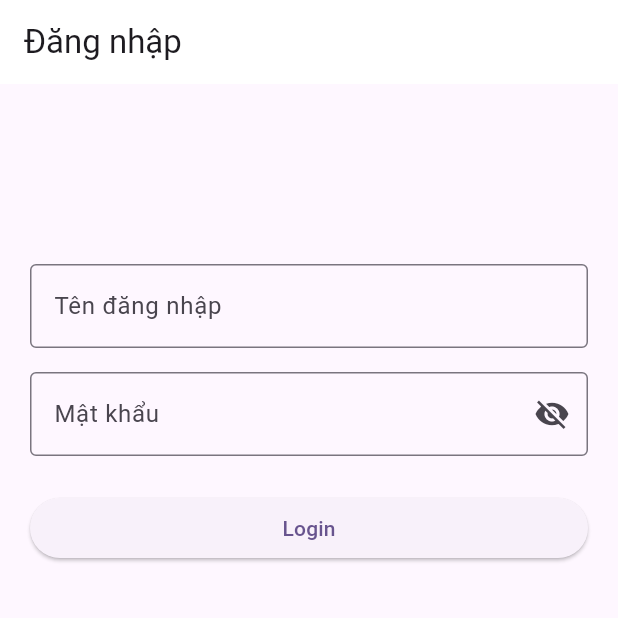
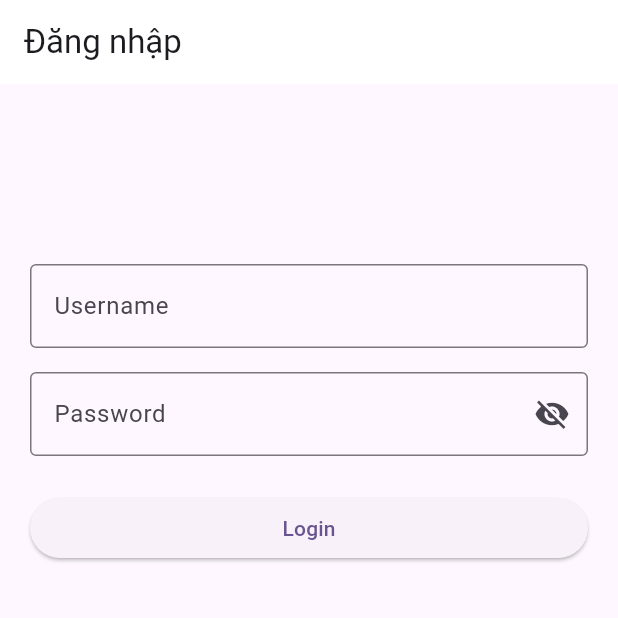
Before and after one commit to caongocquy/flutter_example, a Flutter app: the screen it shows after launch, on a phone screen of 412 x 824 dp, the top half of it. Run offline on Flutter 3.47's test engine with Material 3 defaults, Android fonts, the phone set to English and light mode, and no system bars; drawn by our look-alikes of oktoast; our stand-ins replace cached_network_image, dio, easy_localization, equatable, flutter_bloc, flutter_secure_storage and 5 more.

Commit message:
fix: fix change password

```diff
--- a/assets/translations/en.json
+++ b/assets/translations/en.json
@@ -4,7 +4,13 @@
     "success": "Welcome, {user}!",
     "login": "Login",
     "logout": "Logout",
-    "logout_success": "Logout successful"
+    "logout_success": "Logout successful",
+    "username": "Username",
+    "username_hint": "Enter your username",
+    "email": "Email",
+    "password": "Password",
+    "email_hint": "Enter your email",
+    "password_hint": "Enter your password"
   },
   "locale": {
     "select_button": "Select Language",
--- a/assets/translations/vi.json
+++ b/assets/translations/vi.json
@@ -4,7 +4,13 @@
     "success": "Chào mừng, {user}!",
     "login": "Đăng nhập",
     "logout": "Đăng xuất",
-    "logout_success": "Đăng xuất thành công"
+    "logout_success": "Đăng xuất thành công",
+    "username": "Tên đăng nhập",
+    "username_hint": "Nhập tên đăng nhập của bạn",
+    "email": "Email",
+    "password": "Mật khẩu",
+    "email_hint": "Nhập email của bạn",
+    "password_hint": "Nhập mật khẩu của bạn"
   },
   "locale": {
     "select_button": "Chọn ngôn ngữ",
--- a/lib/presentation/screens/auth/login_screen.dart
+++ b/lib/presentation/screens/auth/login_screen.dart
@@ -78,8 +78,8 @@ class _LoginScreenState extends State<LoginScreen> {
                             _formKey.currentState!.validate();
                           }
                         },
-                        decoration: const InputDecoration(
-                          labelText: 'Tên đăng nhập',
+                        decoration: InputDecoration(
+                          labelText: 'auth.username'.tr(),
                           border: OutlineInputBorder(),
                         ),
                       ),
@@ -105,7 +105,7 @@ class _LoginScreenState extends State<LoginScreen> {
                           }
                         },
                         decoration: InputDecoration(
-                          labelText: 'Mật khẩu',
+                          labelText: 'auth.password'.tr(),
                           border: const OutlineInputBorder(),
                           suffixIcon: IconButton(
                             icon: Icon(
```
Also changed, not shown: lib/presentation/widgets/language_selector_bottom_sheet.dart (+14 -6 lines), 1 other file.
